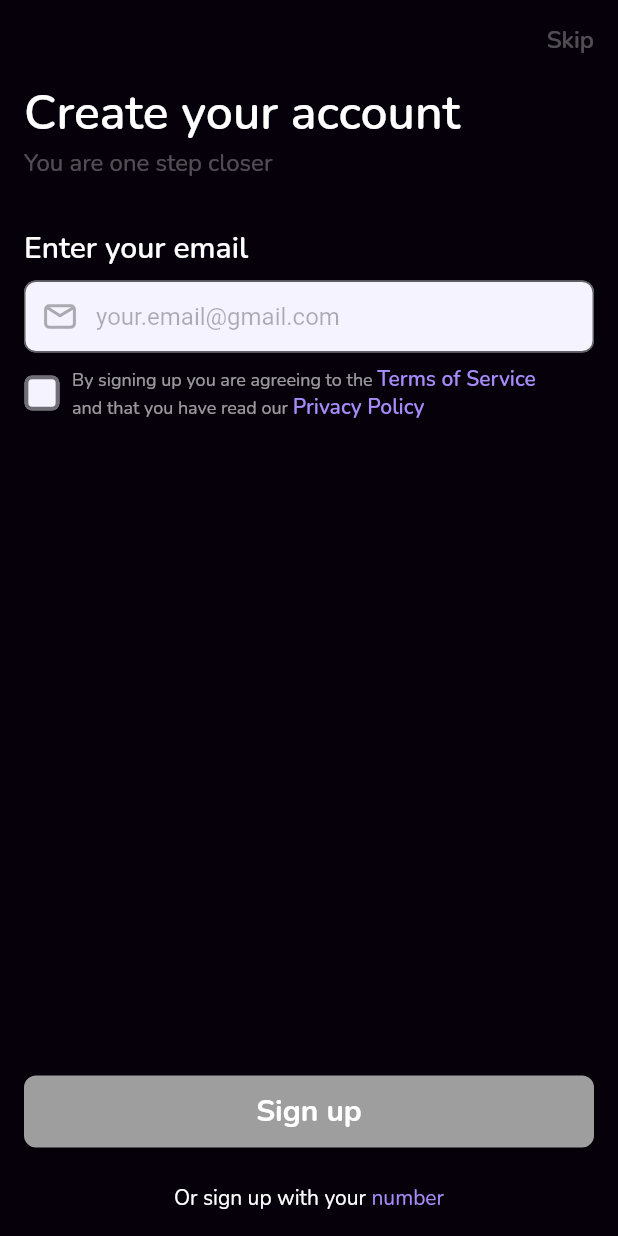
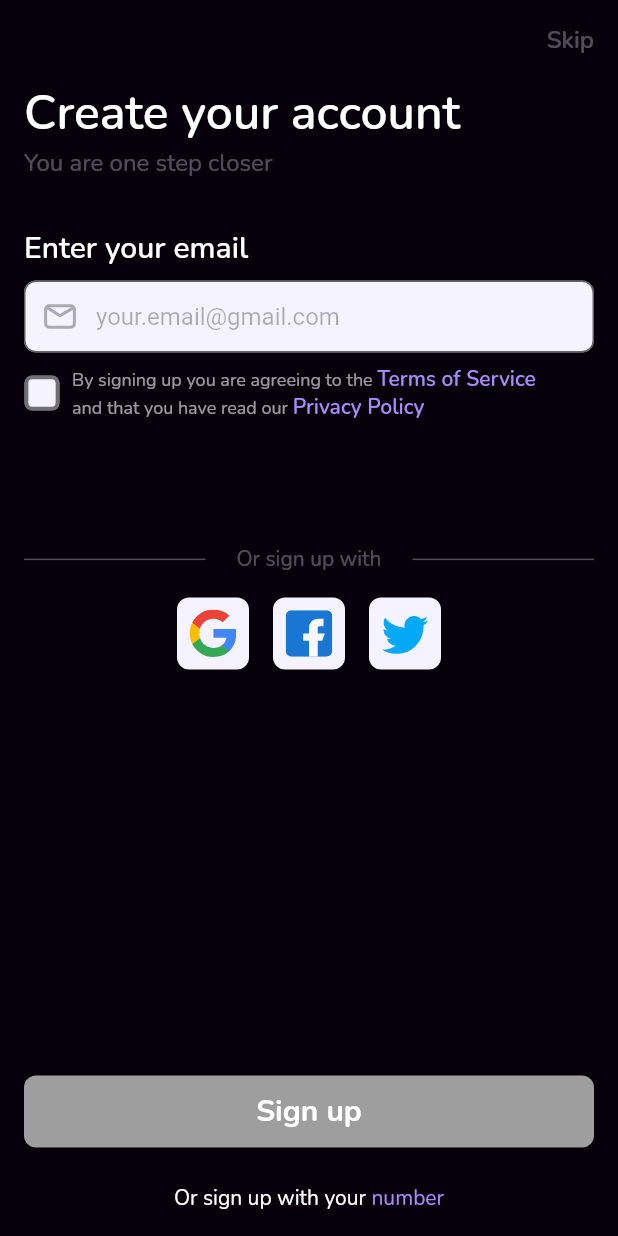
Before and after one commit to janeclrst/unito, a Flutter app: the EmailSignUp screen opened directly, on a phone screen of 412 x 824 dp. Run offline on Flutter 3.47's test engine with Material 2 defaults, Android fonts, the phone set to English and light mode, and no system bars; our stand-ins replace email_validator, flutter_native_splash, flutter_svg, google_fonts, smooth_page_indicator; missing offline and left inert: phone_form_field.

Commit message:
feat: add single child scroll view and social button

```diff
--- a/lib/src/features/auth/screens/email_signup_screen.dart
+++ b/lib/src/features/auth/screens/email_signup_screen.dart
@@ -8,6 +8,7 @@ import 'package:unito/src/colors/extended_colors.dart';
 import 'package:unito/src/features/auth/buttons/long_primary_button.dart';
 import 'package:unito/src/features/auth/screens/otp_screen.dart';
 import 'package:unito/src/features/auth/screens/phonenum_signup_screen.dart';
+import 'package:unito/src/features/auth/widgets/social_button_widget.dart';
 
 class EmailSignUp extends StatefulWidget {
   const EmailSignUp({Key? key}) : super(key: key);
@@ -42,9 +43,16 @@ class _EmailSignUpState extends State<EmailSignUp> {
       body: SafeArea(
         child: Padding(
           padding: const EdgeInsets.all(16.0),
+          child: LayoutBuilder(builder:
+              (BuildContext context, BoxConstraints viewportConstraints) {
+            return SingleChildScrollView(
+              child: ConstrainedBox(
+                constraints:
+                    BoxConstraints(minHeight: viewportConstraints.maxHeight),
                 child: Column(
                   mainAxisAlignment: MainAxisAlignment.spaceBetween,
                   children: [
+                    //  : Skip, Header, Input, Checkbox, Social
                     Column(
                       children: [
                         Container(
@@ -103,17 +111,18 @@ class _EmailSignUpState extends State<EmailSignUp> {
                                   autovalidateMode:
                                       AutovalidateMode.onUserInteraction,
                                   autofillHints: const [AutofillHints.email],
-                            validator: (email) =>
-                                email != null && EmailValidator.validate(email)
+                                  validator: (email) => email != null &&
+                                          EmailValidator.validate(email)
                                       ? null
                                       : 'Please enter a valid email',
                                   onChanged: ((value) {
                                     setState(() {
                                       _textFormFieldValue = value;
                                       final isButtonActive =
-                                    _textEditingController.text.isNotEmpty;
-                                setState(
-                                    () => _isButtonActive = isButtonActive);
+                                          _textEditingController
+                                              .text.isNotEmpty;
+                                      setState(() =>
+                                          _isButtonActive = isButtonActive);
                                     });
                                   }),
                                   controller: _textEditingController,
@@ -146,7 +155,8 @@ class _EmailSignUpState extends State<EmailSignUp> {
                                         color: Colors.black.withOpacity(0.3),
                                       ),
                                     ),
-                              suffixIcon: _textEditingController.text.isEmpty
+                                    suffixIcon: _textEditingController
+                                            .text.isEmpty
                                         ? Container(width: 0)
                                         : IconButton(
                                             onPressed: () =>
@@ -241,7 +251,61 @@ class _EmailSignUpState extends State<EmailSignUp> {
                             ],
                           ),
                         ),
+                        SizedBox(
+                            height: MediaQuery.of(context).size.height * 0.1),
+                        Column(
+                          children: [
+                            SizedBox(
+                              width: MediaQuery.of(context).size.width,
+                              child: Row(
+                                mainAxisAlignment:
+                                    MainAxisAlignment.spaceEvenly,
+                                children: [
+                                  buildDivider(),
+                                  Padding(
+                                    padding: EdgeInsets.symmetric(
+                                      horizontal:
+                                          MediaQuery.of(context).size.width *
+                                              0.05,
+                                    ),
+                                    child: Text(
+                                      'Or sign up with',
+                                      style: GoogleFonts.nunito(
+                                        color: Colors.white30,
+                                        fontSize: 14,
+                                      ),
+                                    ),
+                                  ),
+                                  buildDivider(),
                                 ],
+                              ),
+                            ),
+                            const SizedBox(height: 16.0),
+                            Row(
+                              mainAxisAlignment: MainAxisAlignment.center,
+                              children: [
+                                SocialButton(
+                                  iconPath: Assets
+                                      .illustrations.thirdParty.google.path,
+                                ),
+                                const SizedBox(width: 16.0),
+                                SocialButton(
+                                  iconPath: Assets
+                                      .illustrations.thirdParty.facebook.path,
+                                ),
+                                const SizedBox(width: 16.0),
+                                SocialButton(
+                                  iconPath: Assets
+                                      .illustrations.thirdParty.twitter.path,
+                                ),
+                              ],
+                            ),
+                          ],
+                        ),
+                      ],
+                    ),
+                    SizedBox(
+                      height: MediaQuery.of(context).size.height * 0.1,
                     ),
                     Column(
                       children: [
@@ -275,7 +339,8 @@ class _EmailSignUpState extends State<EmailSignUp> {
                                     Navigator.push(
                                       context,
                                       MaterialPageRoute(
-                                  builder: (context) => const PhoneNumSignUp(),
+                                        builder: (context) =>
+                                            const PhoneNumSignUp(),
                                       ),
                                     );
                                   },
@@ -287,9 +352,21 @@ class _EmailSignUpState extends State<EmailSignUp> {
                     ),
                   ],
                 ),
-          //! TODO: Add 3rd party sign up vendor
+              ),
+            );
+          }),
         ),
       ),
     );
   }
+
+  Expanded buildDivider() {
+    return const Expanded(
+      child: Divider(
+        color: Colors.white30,
+        height: 1.5,
+        thickness: 1,
+      ),
+    );
   }
+}
```
Lines whose indentation alone changed are shown as unchanged.
